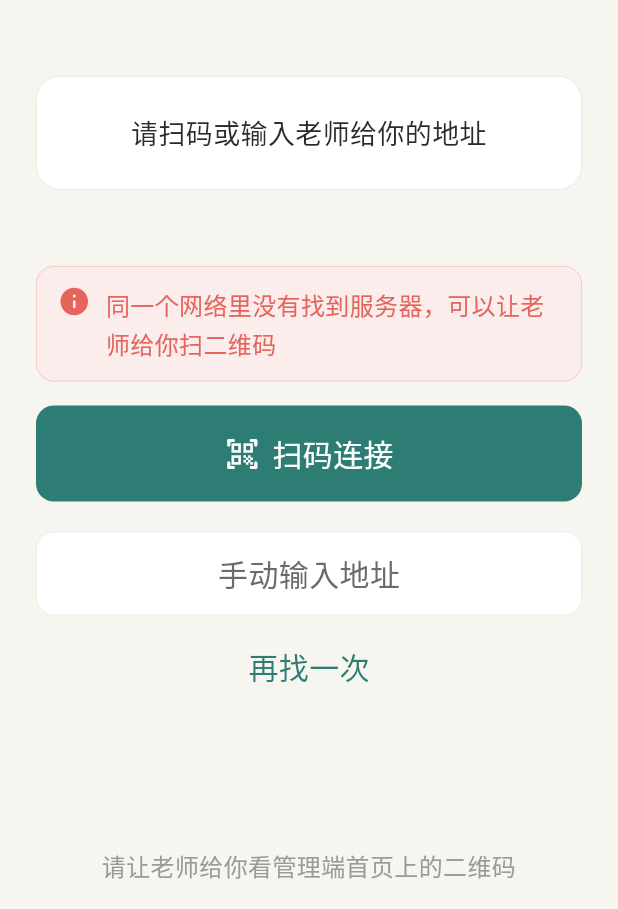
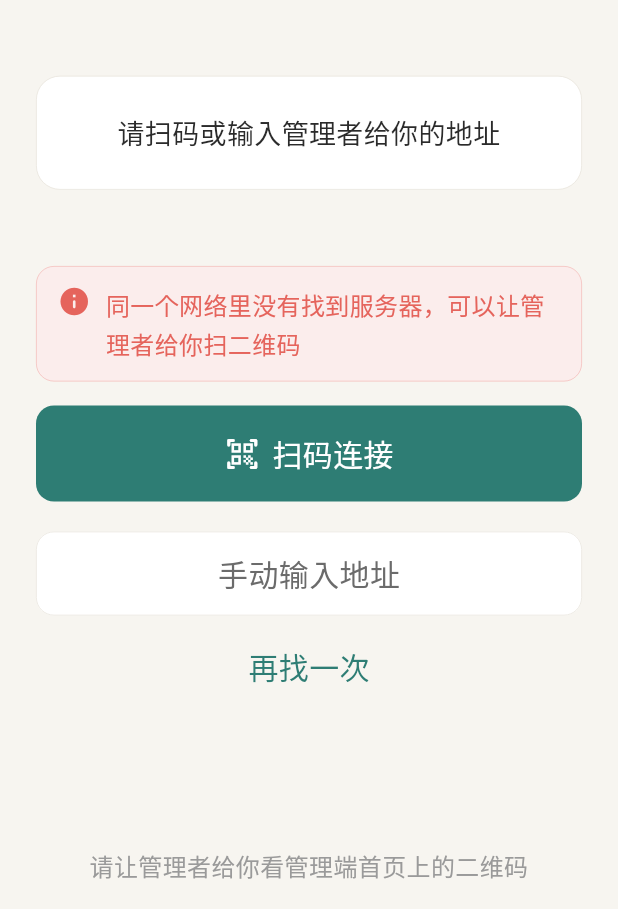
Before and after one commit to yao512954855/zhangyuzhe2, a Flutter app: the screen it shows after launch, on a phone screen of 412 x 824 dp, the part 327-1236 px from its top. Run offline on Flutter 3.47's test engine with Material 3 defaults, Android fonts, the phone set to English and light mode, and no system bars; our stand-ins replace dio, flutter_riverpod, package_info_plus, permission_handler, shared_preferences, wakelock_plus; missing offline and left inert: mobile_scanner, record.

Commit message:
fix(术语): 学生端 12 处「老师」→「管理者」（矩阵 #2 收口）
需求 §1.3 明文「本文档统一使用此称谓，不使用「老师」」；矩阵 #2 要求
「角色仅管理者/学生，术语统一」，此前是唯一一条 ⚠️ 未过项。

共改 19 处：学生端用户可见文案 12（server_setup_page 6 / qr_parser 3 /
register_page 2 / broadcast_finder_io 1）、学生端测试 2、后端注释 2
（units.py / import_service.py）、ops/README.md 1。

不硬塞词：`把镜头对准老师屏幕上的二维码` → `把镜头对准**管理端**屏幕上的二维码`
（「管理者屏幕」拗口）。

⚠️ 顺带修正矩阵的验收口径本身：原文写「全文检索无『老师』字样」**按字面
永远不可能通过** —— 规则定义（需求 §1.3 / 20-规格）必须引用「老师」二字
才说得清禁止什么。口径收窄为「交付物**用户可见文案 + 代码/注释**中无」，
规则文本例外；需求 §1.3 已补「术语适用范围」注。

矩阵 #2 转 ☑ → 功能 37/40 → 38/40。登记 §八 #78。

```diff
--- a/student-app/lib/core/discovery/broadcast_finder_io.dart
+++ b/student-app/lib/core/discovery/broadcast_finder_io.dart
@@ -40,7 +40,7 @@ class IoBroadcastFinder implements BroadcastFinder {
         return found;
       }
     }
-    _lastError = '同一个网络里没有找到服务器，可以让老师给你扫二维码';
+    _lastError = '同一个网络里没有找到服务器，可以让管理者给你扫二维码';
     return null;
   }
 
--- a/student-app/lib/core/discovery/qr_parser.dart
+++ b/student-app/lib/core/discovery/qr_parser.dart
@@ -86,16 +86,16 @@ abstract final class ServerLinkParser {
     if (withScheme != null) {
       final scheme = withScheme.group(1)!.toLowerCase();
       if (!allowed.contains(scheme)) {
-        return const ServerLinkError('这不是背记系统的二维码，请让老师重新出示');
+        return const ServerLinkError('这不是背记系统的二维码，请让管理者重新出示');
       }
       host = withScheme.group(2)!;
       portText = withScheme.group(3);
     } else if (text.contains('://')) {
       // 有 "://" 但没匹配上 → scheme 或主机部分不合法
-      return ServerLinkError(fromQr ? '这不是背记系统的二维码，请让老师重新出示' : '地址格式不对，例：192.168.1.80');
+      return ServerLinkError(fromQr ? '这不是背记系统的二维码，请让管理者重新出示' : '地址格式不对，例：192.168.1.80');
     } else if (fromQr) {
       // 扫码进来的内容**必须**带 bjsys:// 前缀
-      return const ServerLinkError('这不是背记系统的二维码，请让老师重新出示');
+      return const ServerLinkError('这不是背记系统的二维码，请让管理者重新出示');
     } else {
       final bare = _bare.firstMatch(text);
       if (bare == null) {
--- a/student-app/lib/features/auth/register_page.dart
+++ b/student-app/lib/features/auth/register_page.dart
@@ -122,7 +122,7 @@ class _RegisterPageState extends ConsumerState<RegisterPage> {
               ),
               const SizedBox(height: 6),
               Text(
-                '不用等老师审核，填完就能用',
+                '不用等管理者审核，填完就能用',
                 style: profile.captionStyle.copyWith(color: extra.textSub),
               ),
               const SizedBox(height: 24),
@@ -236,7 +236,7 @@ class _ClassSection extends StatelessWidget {
         ],
         _ClassCard(
           title: '先不选',
-          subtitle: '之后让老师帮你加入班级',
+          subtitle: '之后让管理者帮你加入班级',
           selected: selectedId == null,
           onTap: () => onSelect(null),
         ),
--- a/student-app/lib/features/discovery/server_setup_page.dart
+++ b/student-app/lib/features/discovery/server_setup_page.dart
@@ -50,7 +50,7 @@ class _ServerSetupPageState extends ConsumerState<ServerSetupPage> {
       WidgetsBinding.instance.addPostFrameCallback((_) => _autoFind());
     } else {
       _phase = _FindPhase.failed;
-      _status = '请扫码或输入老师给你的地址';
+      _status = '请扫码或输入管理者给你的地址';
     }
   }
 
@@ -115,7 +115,7 @@ class _ServerSetupPageState extends ConsumerState<ServerSetupPage> {
     }
     setState(() {
       _phase = _FindPhase.failed;
-      _status = '请扫码或输入老师给你的地址';
+      _status = '请扫码或输入管理者给你的地址';
     });
   }
 
@@ -171,7 +171,7 @@ class _ServerSetupPageState extends ConsumerState<ServerSetupPage> {
       builder: (ctx) {
         final profile = AgeScope.of(ctx);
         return AlertDialog(
-          title: const Text('输入老师给的地址'),
+          title: const Text('输入管理者给的地址'),
           content: TextField(
             controller: controller,
             autofocus: true,
@@ -282,7 +282,7 @@ class _ServerSetupPageState extends ConsumerState<ServerSetupPage> {
               ],
               const Spacer(flex: 2),
               Text(
-                '请让老师给你看管理端首页上的二维码',
+                '请让管理者给你看管理端首页上的二维码',
                 textAlign: TextAlign.center,
                 style: profile.captionStyle.copyWith(color: extra.textFaint),
               ),
@@ -432,7 +432,7 @@ class _ScanPageState extends State<_ScanPage> {
         Navigator.of(context).pop(raw);
         return;
       }
-      setState(() => _error = '这不是背记系统的二维码，让老师重新出示一下');
+      setState(() => _error = '这不是背记系统的二维码，让管理者重新出示一下');
     }
   }
 
@@ -480,7 +480,7 @@ class _ScanPageState extends State<_ScanPage> {
                     const SizedBox(height: AgeProfile.elementGap),
                   ],
                   Text(
-                    '把镜头对准老师屏幕上的二维码',
+                    '把镜头对准管理端屏幕上的二维码',
                     style: profile.captionStyle.copyWith(color: extra.textSub),
                   ),
                   const SizedBox(height: AgeProfile.elementGap),
```
Also changed, not shown: 5 other files.
